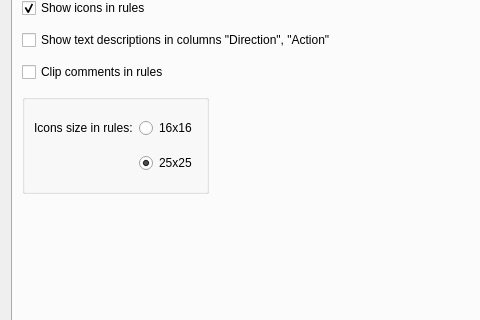
The window that src/gui/prefsdialog_q.ui (fwbuilder/fwbuilder) describes before a commit, drawn with Qt 5; both pictures show x 0 to 480 and y 161 to 481 of the 699 by 674 pixel window.
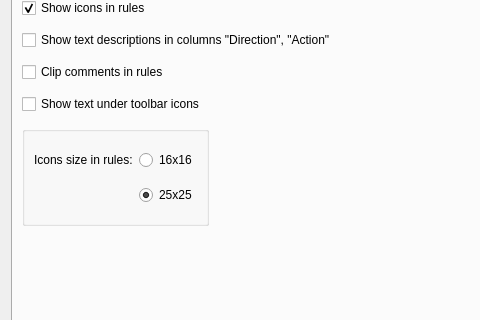
The same window after the commit. The open tabs and pages were chosen to show the change. Icons and pictures are not drawn.

Commit message: Fixed #1504: options for displaying text under toolbar icons

Diff of the .ui file:
```diff
--- a/src/gui/prefsdialog_q.ui
+++ b/src/gui/prefsdialog_q.ui
@@ -1100,7 +1100,7 @@
          </property>
         </widget>
        </item>
-       <item row="6" column="0">
+       <item row="7" column="0">
         <widget class="QGroupBox" name="groupBox">
          <property name="minimumSize">
           <size>
@@ -1142,7 +1142,7 @@
          </layout>
         </widget>
        </item>
-       <item row="6" column="2">
+       <item row="7" column="2">
         <spacer name="horizontalSpacer_4">
          <property name="orientation">
           <enum>Qt::Horizontal</enum>
@@ -1155,7 +1155,7 @@
          </property>
         </spacer>
        </item>
-       <item row="7" column="1">
+       <item row="8" column="1">
         <spacer>
          <property name="orientation">
           <enum>Qt::Vertical</enum>
@@ -1175,6 +1175,13 @@
          </property>
         </widget>
        </item>
+       <item row="6" column="0">
+        <widget class="QCheckBox" name="toolbarIconsText">
+         <property name="text">
+          <string>Show text under toolbar icons</string>
+         </property>
+        </widget>
+       </item>
       </layout>
      </widget>
      <widget class="QWidget" name="tabPlatforms">
```
Left out of the diff: 2 changed lines with no effect on the pictures. The commit also changes 3 other files.
